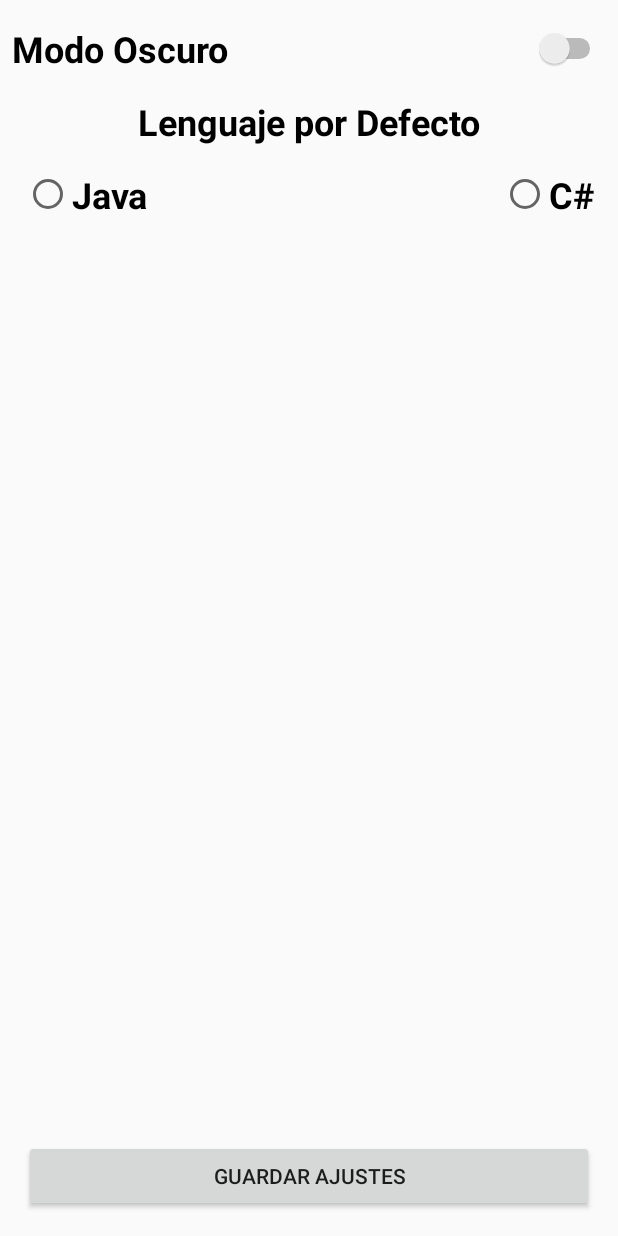
After one commit to darashc6/DocPocket, an Android app: the layout activity_pantalla_opciones.xml on its own in the app's theme, with its tools: preview values and no code run, on a phone screen of 412 x 824 dp. The commit adds this screen. Run offline under Robolectric (Android 15) with nearby library versions, the phone set to English and light mode, and no system bars.

Commit message:
Rediseñado pantalla de opciones por fallos en la anterior

```diff
--- a/app/src/main/AndroidManifest.xml
+++ b/app/src/main/AndroidManifest.xml
@@ -13,6 +13,7 @@
         android:roundIcon="@mipmap/ic_launcher_round"
         android:supportsRtl="true"
         android:theme="@style/AppTheme">
+        <activity android:name=".PantallaOpciones"></activity>
         <activity android:name=".VisorImagen" />
         <activity android:name=".ActividadCamara" />
         <activity android:name=".MainActivity">
--- a/app/src/main/java/es/losinutiles/docpocket/TabHistorial.java
+++ b/app/src/main/java/es/losinutiles/docpocket/TabHistorial.java
@@ -1,4 +1,5 @@
 package es.losinutiles.docpocket;
+import android.content.Intent;
 import android.os.Bundle;
 import android.view.LayoutInflater;
 import android.view.View;
--- /dev/null
+++ b/app/src/main/res/layout/activity_pantalla_opciones.xml
@@ -0,0 +1,75 @@
+<?xml version="1.0" encoding="utf-8"?>
+<androidx.constraintlayout.widget.ConstraintLayout xmlns:android="http://schemas.android.com/apk/res/android"
+    xmlns:app="http://schemas.android.com/apk/res-auto"
+    xmlns:tools="http://schemas.android.com/tools"
+    android:layout_width="match_parent"
+    android:id="@+id/fondo"
+    android:layout_height="match_parent"
+    tools:context=".PantallaOpciones">
+
+    <Switch
+        android:id="@+id/switch1"
+        android:layout_width="0dp"
+        android:layout_height="wrap_content"
+        android:layout_marginStart="8dp"
+        android:layout_marginTop="16dp"
+        android:layout_marginEnd="8dp"
+        android:onClick="oscuridad"
+        android:text="Modo Oscuro"
+        android:textSize="24sp"
+        android:textStyle="bold"
+        app:layout_constraintEnd_toEndOf="parent"
+        app:layout_constraintStart_toStartOf="parent"
+        app:layout_constraintTop_toTopOf="parent" />
+
+    <TextView
+        android:id="@+id/textView4"
+        android:layout_width="0dp"
+        android:layout_height="wrap_content"
+        android:layout_marginTop="16dp"
+        android:text="Lenguaje por Defecto"
+        android:textAlignment="center"
+        android:textColor="#000000"
+        android:textSize="24sp"
+        android:textStyle="bold"
+        app:layout_constraintEnd_toEndOf="parent"
+        app:layout_constraintStart_toStartOf="parent"
+        app:layout_constraintTop_toBottomOf="@+id/switch1" />
+
+    <RadioButton
+        android:id="@+id/radioButton"
+        android:layout_width="wrap_content"
+        android:layout_height="wrap_content"
+        android:layout_marginStart="16dp"
+        android:layout_marginTop="16dp"
+        android:text="@string/lenguajeJava"
+        android:textSize="24sp"
+        android:textStyle="bold"
+        app:layout_constraintStart_toStartOf="parent"
+        app:layout_constraintTop_toBottomOf="@+id/textView4" />
+
+    <RadioButton
+        android:id="@+id/radioButton2"
+        android:layout_width="wrap_content"
+        android:layout_height="wrap_content"
+        android:layout_marginTop="16dp"
+        android:layout_marginEnd="16dp"
+        android:text="@string/lenguajeCSharp"
+        android:textSize="24sp"
+        android:textStyle="bold"
+        app:layout_constraintEnd_toEndOf="parent"
+        app:layout_constraintTop_toBottomOf="@+id/textView4" />
+
+    <Button
+        android:id="@+id/button2"
+        android:layout_width="0dp"
+        android:layout_height="wrap_content"
+        android:layout_marginStart="16dp"
+        android:layout_marginEnd="16dp"
+        android:layout_marginBottom="16dp"
+        android:text="Guardar Ajustes"
+        android:onClick="guardarAjustes"
+        app:layout_constraintBottom_toBottomOf="parent"
+        app:layout_constraintEnd_toEndOf="parent"
+        app:layout_constraintStart_toStartOf="parent" />
+</androidx.constraintlayout.widget.ConstraintLayout>
--- a/app/src/main/res/values/colors.xml
+++ b/app/src/main/res/values/colors.xml
@@ -6,4 +6,5 @@
     <color name="colorIndicadorTab">#3333ff</color>
     <color name="modoOscuro">#252850</color>
     <color name="Blanco">#ffffff</color>
+    <color name="Rojo">#ff0000</color>
 </resources>
```
Also changed, not shown: app/src/main/java/es/losinutiles/docpocket/MainActivity.java (+5 -4 lines), app/src/main/java/es/losinutiles/docpocket/PantallaOpciones.java (+47 -46 lines), app/src/main/res/layout/fragment_pantalla_opciones.xml (deleted, +0 -73 lines).
